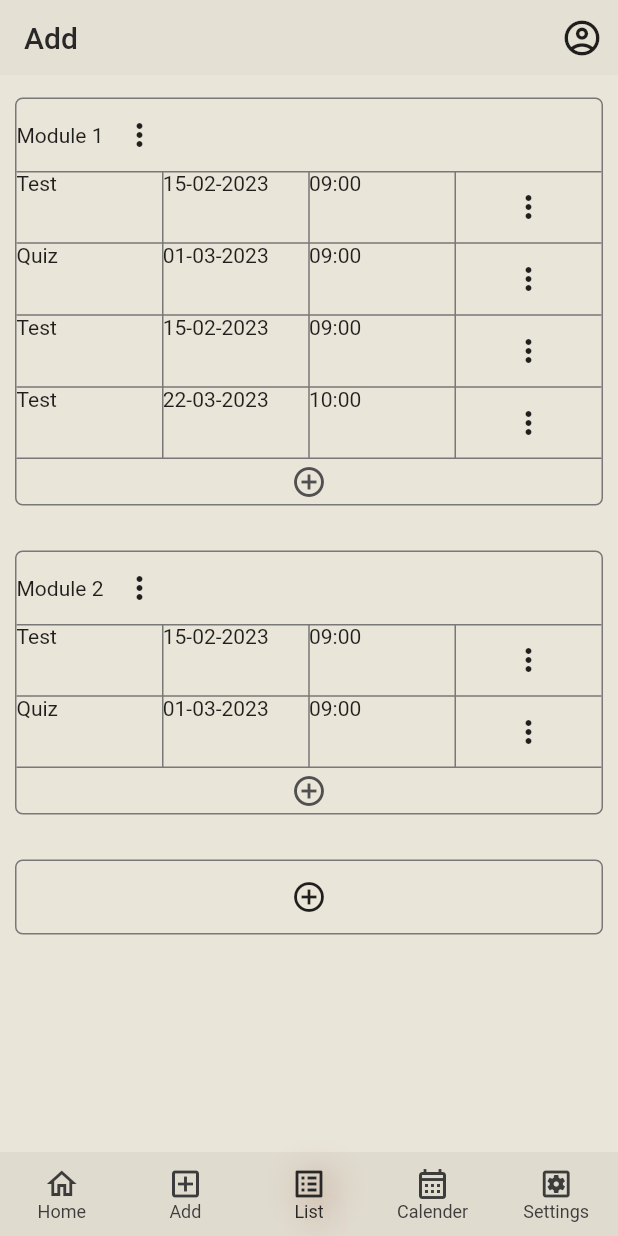
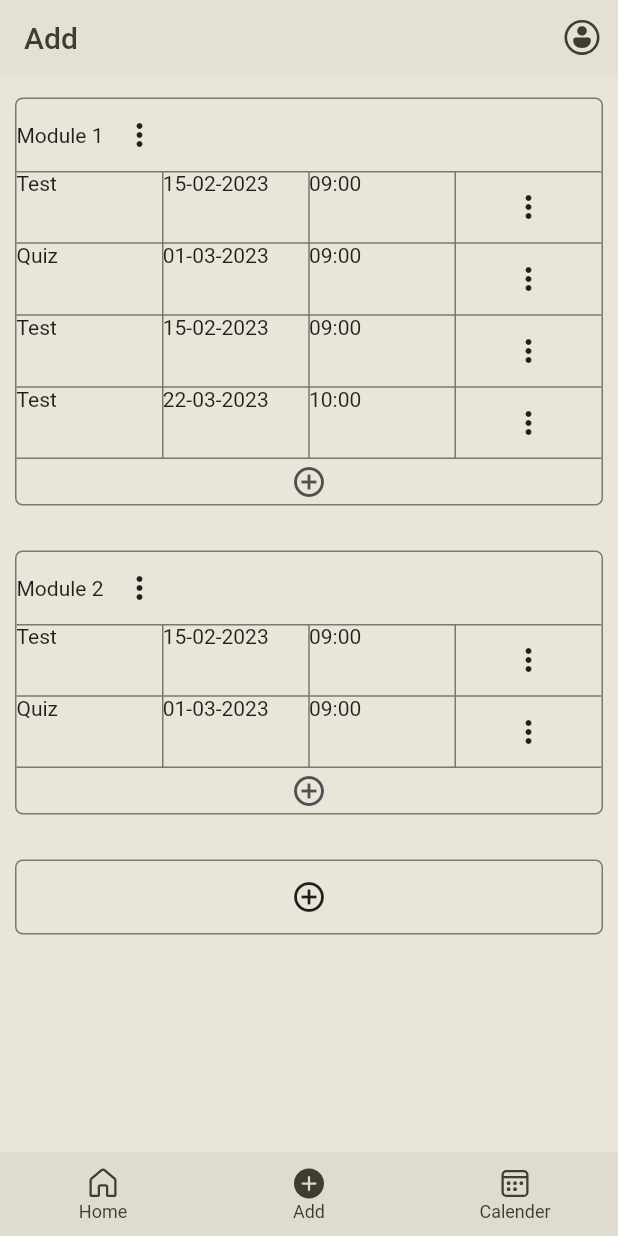
Before and after one commit to talukanyani/student-calendar-app, a Flutter app: the screen it shows after launch, after a tap on the "more vert" icon, on a phone screen of 412 x 824 dp. Run offline on Flutter 3.47's test engine with Material 2 defaults, Android fonts, the phone set to English and light mode, and no system bars; our stand-ins replace fluentui_system_icons.

Commit message:
new icons, theme organized

```diff
--- a/lib/screens/add/add.dart
+++ b/lib/screens/add/add.dart
@@ -3,7 +3,7 @@ import 'package:flutter/material.dart';
 import 'package:sc_app/widgets/primary_top_bar.dart';
 import 'package:sc_app/widgets/bottom_bar.dart';
 
-import '../../../../../themes/color_scheme.dart';
+import '../../../../../../../themes/colors.dart';
 
 class AddScreen extends StatelessWidget {
   const AddScreen({super.key});
@@ -13,7 +13,7 @@ class AddScreen extends StatelessWidget {
     return const Scaffold(
       appBar: PrimaryTopBar(title: 'Add'),
       body: Body(),
-      bottomNavigationBar: BottomBar(screenIndex: 2),
+      bottomNavigationBar: BottomBar(screenIndex: 1),
     );
   }
 }
@@ -30,7 +30,7 @@ class Body extends StatelessWidget {
           margin: const EdgeInsets.symmetric(vertical: 15),
           decoration: BoxDecoration(
             border: Border.all(
-              color: grey120,
+              color: CustomColors.borderColor2,
               width: 1,
             ),
             borderRadius: const BorderRadius.all(
@@ -40,60 +40,60 @@ class Body extends StatelessWidget {
           child: Column(
             children: <Widget>[
               Row(
-                children: const <Widget>[
-                  Text('Module 1'),
+                children: <Widget>[
+                  const Text('Module 1'),
                   IconButton(
-                    onPressed: nothing,
-                    icon: Icon(Icons.more_vert),
+                    onPressed: () {},
+                    icon: const Icon(Icons.more_vert),
                   ),
                 ],
               ),
               Table(
-                border: const TableBorder(
+                border: TableBorder(
                   horizontalInside: BorderSide(
-                    color: grey120,
+                    color: CustomColors.borderColor2,
                     width: 1,
                   ),
                   verticalInside: BorderSide(
-                    color: grey120,
+                    color: CustomColors.borderColor2,
                     width: 1,
                   ),
                   top: BorderSide(
-                    color: grey120,
+                    color: CustomColors.borderColor2,
                     width: 1,
                   ),
                   bottom: BorderSide(
-                    color: grey120,
+                    color: CustomColors.borderColor2,
                     width: 1,
                   ),
                 ),
                 columnWidths: const <int, TableColumnWidth>{},
-                children: const <TableRow>[
+                children: <TableRow>[
                   TableRow(children: [
-                    Text('Test'),
-                    Text('15-02-2023'),
-                    Text('09:00'),
+                    const Text('Test'),
+                    const Text('15-02-2023'),
+                    const Text('09:00'),
                     IconButton(
-                      onPressed: nothing,
+                      onPressed: () {},
                       icon: Icon(Icons.more_vert),
                     ),
                   ]),
                   TableRow(children: [
-                    Text('Quiz'),
-                    Text('01-03-2023'),
-                    Text('09:00'),
+                    const Text('Quiz'),
+                    const Text('01-03-2023'),
+                    const Text('09:00'),
                     IconButton(
-                      onPressed: nothing,
-                      icon: Icon(Icons.more_vert),
+                      onPressed: () {},
+                      icon: const Icon(Icons.more_vert),
                     ),
                   ]),
                   TableRow(children: [
-                    Text('Test'),
-                    Text('15-02-2023'),
-                    Text('09:00'),
+                    const Text('Test'),
+                    const Text('15-02-2023'),
+                    const Text('09:00'),
                     IconButton(
-                      onPressed: nothing,
-                      icon: Icon(Icons.more_vert),
+                      onPressed: () {},
+                      icon: const Icon(Icons.more_vert),
                     ),
                   ]),
                   TableRow(children: [
@@ -101,18 +101,18 @@ class Body extends StatelessWidget {
                     Text('22-03-2023'),
                     Text('10:00'),
                     IconButton(
-                      onPressed: nothing,
+                      onPressed: () {},
                       icon: Icon(Icons.more_vert),
                     ),
                   ]),
                 ],
               ),
-              const SizedBox(
+              SizedBox(
                 height: 30,
                 child: IconButton(
-                  onPressed: nothing,
-                  icon: Icon(Icons.add_circle_outline),
-                  padding: EdgeInsets.all(0),
+                  onPressed: () {},
+                  icon: const Icon(Icons.add_circle_outline),
+                  padding: const EdgeInsets.all(0),
                   color: grey80,
                 ),
               ),
@@ -123,7 +123,7 @@ class Body extends StatelessWidget {
           margin: const EdgeInsets.symmetric(vertical: 15),
           decoration: BoxDecoration(
             border: Border.all(
-              color: grey120,
+              color: CustomColors.borderColor2,
               width: 1,
             ),
             borderRadius: const BorderRadius.all(
@@ -134,61 +134,61 @@ class Body extends StatelessWidget {
             crossAxisAlignment: CrossAxisAlignment.start,
             children: <Widget>[
               Row(
-                children: const <Widget>[
-                  Text('Module 2'),
+                children: <Widget>[
+                  const Text('Module 2'),
                   IconButton(
-                    onPressed: nothing,
-                    icon: Icon(Icons.more_vert),
+                    onPressed: () {},
+                    icon: const Icon(Icons.more_vert),
                   ),
                 ],
               ),
               Table(
-                border: const TableBorder(
+                border: TableBorder(
                   horizontalInside: BorderSide(
-                    color: grey120,
+                    color: CustomColors.borderColor2,
                     width: 1,
                   ),
                   verticalInside: BorderSide(
-                    color: grey120,
+                    color: CustomColors.borderColor2,
                     width: 1,
                   ),
                   top: BorderSide(
-                    color: grey120,
+                    color: CustomColors.borderColor2,
                     width: 1,
                   ),
                   bottom: BorderSide(
-                    color: grey120,
+                    color: CustomColors.borderColor2,
                     width: 1,
                   ),
                 ),
-                children: const <TableRow>[
+                children: <TableRow>[
                   TableRow(children: [
-                    Text('Test'),
-                    Text('15-02-2023'),
-                    Text('09:00'),
+                    const Text('Test'),
+                    const Text('15-02-2023'),
+                    const Text('09:00'),
                     IconButton(
-                      onPressed: nothing,
+                      onPressed: () {},
                       icon: Icon(Icons.more_vert),
                     ),
                   ]),
                   TableRow(children: [
-                    Text('Quiz'),
-                    Text('01-03-2023'),
-                    Text('09:00'),
+                    const Text('Quiz'),
+                    const Text('01-03-2023'),
+                    const Text('09:00'),
                     IconButton(
-                      onPressed: nothing,
-                      icon: Icon(Icons.more_vert),
+                      onPressed: () {},
+                      icon: const Icon(Icons.more_vert),
                     ),
                   ]),
                 ],
               ),
-              const SizedBox(
+              SizedBox(
                 height: 30,
                 child: Center(
                   child: IconButton(
-                    onPressed: nothing,
-                    icon: Icon(Icons.add_circle_outline),
-                    padding: EdgeInsets.all(0),
+                    onPressed: () {},
+                    icon: const Icon(Icons.add_circle_outline),
+                    padding: const EdgeInsets.all(0),
                     color: grey80,
                   ),
                 ),
@@ -200,21 +200,19 @@ class Body extends StatelessWidget {
           margin: const EdgeInsets.symmetric(vertical: 15),
           decoration: BoxDecoration(
             border: Border.all(
-              color: grey120,
+              color: CustomColors.borderColor2,
               width: 1,
             ),
             borderRadius: const BorderRadius.all(
               Radius.circular(5),
             ),
           ),
-          child: const IconButton(
-            onPressed: nothing,
-            icon: Icon(Icons.add_circle_outline),
+          child: IconButton(
+            onPressed: () {},
+            icon: const Icon(Icons.add_circle_outline),
           ),
         ),
       ],
     );
   }
 }
-
-void nothing() {}
--- a/lib/themes/color_scheme.dart
+++ b/lib/themes/colors.dart
@@ -24,9 +24,18 @@ const warningYellowLight = Color(0xFFF6F6C1);
 const brown = Color(0xFFA5785E);
 const brownDark = Color(0xFF866255);
 const brownLight = Color(0xFFDBCBBB);
+
 const brownWhite1 = Color(0xFFEAE5D9);
 const brownWhite2 = Color(0xFFE5E0D4);
 const brownWhite3 = Color(0xFFE0DBCF);
+
+const brownGrey1 = Color(0xFF555044);
+const brownGrey2 = Color(0xFF7D786C);
+const brownGrey3 = Color(0xFFA5A094);
+
+const brownBlack1 = Color(0xFF191408);
+const brownBlack2 = Color(0xFF2D281C);
+const brownBlack3 = Color(0xFF413C30);
 
 const orange = Color(0xFFDEAF5F);
 const orangeDark = Color(0xFFCA7923);
@@ -38,36 +47,16 @@ const greenDark = Color(0xFF264F0A);
 const greenLight = Color(0xFFBCCF9A);
 const greenWhite = Color(0xFFEFF4E6);
 
-ColorScheme lightColorScheme() {
-  return const ColorScheme(
-    brightness: Brightness.light,
-    primary: brown,
-    onPrimary: brownWhite1,
-    primaryContainer: brownLight,
-    onPrimaryContainer: brownDark,
-    secondary: orange,
-    onSecondary: orangeWhite,
-    secondaryContainer: orangeLight,
-    onSecondaryContainer: orangeDark,
-    tertiary: green,
-    onTertiary: greenWhite,
-    tertiaryContainer: greenLight,
-    onTertiaryContainer: greenDark,
-    background: brownWhite1,
-    onBackground: black20,
-    surface: brownWhite2,
-    onSurface: black20,
-    surfaceVariant: brownLight,
-    onSurfaceVariant: brownDark,
-    error: errorRed,
-    onError: white245,
-    errorContainer: errorRedLight,
-    onErrorContainer: black20,
-    outline: brown,
-    inverseSurface: orangeLight,
-    onInverseSurface: orangeDark,
-    inversePrimary: orange,
-    shadow: brownLight,
-    surfaceTint: brownLight,
-  );
+class CustomColors {
+  static Color bgColor1 = brownWhite1;
+  static Color bgColor2 = brownWhite2;
+  static Color bgColor3 = brownWhite3;
+
+  static Color fgColor1 = brownBlack1;
+  static Color fgColor2 = brownBlack2;
+  static Color fgColor3 = brownBlack3;
+
+  static Color borderColor1 = brownGrey1;
+  static Color borderColor2 = brownGrey2;
+  static Color borderColor3 = brownGrey3;
 }
--- a/lib/themes/system_theme/system_theme.dart
+++ b/lib/themes/system_theme/system_theme.dart
@@ -1,10 +1,10 @@
 import 'package:flutter/services.dart';
-import 'package:sc_app/themes/color_scheme.dart';
+import 'package:sc_app/themes/colors.dart';
 
 SystemUiOverlayStyle androidSystemOverlay() {
   return SystemUiOverlayStyle.light.copyWith(
-    systemNavigationBarColor: brownWhite3,
-    systemNavigationBarDividerColor: brownWhite3,
+    systemNavigationBarColor: CustomColors.bgColor3,
+    systemNavigationBarDividerColor: CustomColors.bgColor3,
     systemNavigationBarIconBrightness: Brightness.dark,
   );
 }
--- a/lib/themes/theme.dart
+++ b/lib/themes/theme.dart
@@ -1,6 +1,6 @@
 import 'package:flutter/material.dart';
 
-import 'package:sc_app/themes/color_scheme.dart';
+import 'package:sc_app/themes/colors.dart';
 
 import 'package:sc_app/themes/widgets_theme/top_bar_theme.dart';
 import 'package:sc_app/themes/widgets_theme/bottom_bar_theme.dart';
@@ -8,17 +8,44 @@ import 'package:sc_app/themes/widgets_theme/bottom_bar_theme.dart';
 ThemeData lightTheme() {
   return ThemeData(
     brightness: Brightness.light,
-    colorScheme: lightColorScheme(),
+    colorScheme: const ColorScheme(
+      brightness: Brightness.light,
+      primary: brown,
+      onPrimary: brownWhite1,
+      primaryContainer: brownLight,
+      onPrimaryContainer: brownDark,
+      secondary: orange,
+      onSecondary: orangeWhite,
+      secondaryContainer: orangeLight,
+      onSecondaryContainer: orangeDark,
+      tertiary: green,
+      onTertiary: greenWhite,
+      tertiaryContainer: greenLight,
+      onTertiaryContainer: greenDark,
+      background: brownWhite1,
+      onBackground: black20,
+      surface: brownWhite2,
+      onSurface: black20,
+      surfaceVariant: brownLight,
+      onSurfaceVariant: brownDark,
+      error: errorRed,
+      onError: white245,
+      errorContainer: errorRedLight,
+      onErrorContainer: black20,
+      outline: brown,
+      inverseSurface: orangeLight,
+      onInverseSurface: orangeDark,
+      inversePrimary: orange,
+      shadow: brownLight,
+      surfaceTint: brownLight,
+    ),
     primaryColor: brown,
     primaryColorLight: brownLight,
     primaryColorDark: brownDark,
     backgroundColor: brownWhite1,
     scaffoldBackgroundColor: brownWhite1,
-    hoverColor: brownLight,
-    highlightColor: brown,
     indicatorColor: brownDark,
     shadowColor: brownLight,
-    splashColor: brown,
     toggleableActiveColor: green,
     disabledColor: grey120,
     hintColor: black60,
--- a/lib/themes/widgets_theme/bottom_bar_theme.dart
+++ b/lib/themes/widgets_theme/bottom_bar_theme.dart
@@ -1,31 +1,13 @@
 import 'package:flutter/material.dart';
 
-import 'package:sc_app/themes/color_scheme.dart';
+import 'package:sc_app/themes/colors.dart';
 
 BottomNavigationBarThemeData bottomBarTheme() {
-  return const BottomNavigationBarThemeData(
-    backgroundColor: brownWhite3,
+  return BottomNavigationBarThemeData(
+    backgroundColor: CustomColors.bgColor3,
     elevation: 0,
-    selectedItemColor: black40,
-    unselectedItemColor: black60,
-    selectedLabelStyle: TextStyle(
-      fontSize: 12,
-      shadows: <Shadow>[
-        Shadow(
-          blurRadius: 30,
-          color: brown,
-          offset: Offset(5, 3),
-        ),
-      ],
-    ),
-    selectedIconTheme: IconThemeData(
-      shadows: <Shadow>[
-        Shadow(
-          blurRadius: 30,
-          color: brown,
-          offset: Offset(5, 3),
-        ),
-      ],
-    ),
+    selectedItemColor: CustomColors.fgColor3,
+    unselectedItemColor: CustomColors.fgColor3,
+    selectedLabelStyle: const TextStyle(fontSize: 12),
   );
 }
--- a/lib/themes/widgets_theme/top_bar_theme.dart
+++ b/lib/themes/widgets_theme/top_bar_theme.dart
@@ -1,16 +1,19 @@
 import 'package:flutter/material.dart';
 import 'package:flutter/services.dart';
 
-import 'package:sc_app/themes/color_scheme.dart';
+import 'package:sc_app/themes/colors.dart';
 
 AppBarTheme topBarTheme() {
-  return const AppBarTheme(
-    backgroundColor: brownWhite2,
-    foregroundColor: black40,
-    iconTheme: IconThemeData(size: 28),
+  return AppBarTheme(
+    backgroundColor: CustomColors.bgColor2,
+    foregroundColor: CustomColors.fgColor3,
+    iconTheme: IconThemeData(
+      size: 28,
+      color: CustomColors.fgColor3,
+    ),
     elevation: 0,
     systemOverlayStyle: SystemUiOverlayStyle(
-      statusBarColor: brownWhite2,
+      statusBarColor: CustomColors.bgColor2,
       statusBarIconBrightness: Brightness.dark,
     ),
   );
--- a/lib/widgets/bottom_bar.dart
+++ b/lib/widgets/bottom_bar.dart
@@ -1,4 +1,5 @@
 import 'package:flutter/material.dart';
+import 'package:fluentui_system_icons/fluentui_system_icons.dart';
 
 class BottomBar extends StatelessWidget {
   const BottomBar({required this.screenIndex, super.key});
@@ -8,31 +9,26 @@ class BottomBar extends StatelessWidget {
   @override
   Widget build(BuildContext context) {
     return BottomNavigationBar(
+      type: BottomNavigationBarType.fixed,
+      showUnselectedLabels: true,
+      currentIndex: screenIndex,
       items: const <BottomNavigationBarItem>[
         BottomNavigationBarItem(
-          icon: Icon(Icons.home_outlined),
+          icon: Icon(FluentIcons.home_24_regular),
+          activeIcon: Icon(FluentIcons.home_24_filled),
           label: 'Home',
         ),
         BottomNavigationBarItem(
-          icon: Icon(Icons.add_box_outlined),
+          icon: Icon(FluentIcons.add_circle_24_regular),
+          activeIcon: Icon(FluentIcons.add_circle_24_filled),
           label: 'Add',
         ),
         BottomNavigationBarItem(
-          icon: Icon(Icons.list_alt_outlined),
-          label: 'List',
-        ),
-        BottomNavigationBarItem(
-          icon: Icon(Icons.calendar_month_outlined),
+          icon: Icon(FluentIcons.calendar_ltr_24_regular),
+          activeIcon: Icon(FluentIcons.calendar_ltr_24_filled),
           label: 'Calender',
         ),
-        BottomNavigationBarItem(
-          icon: Icon(Icons.settings_applications_outlined),
-          label: 'Settings',
-        ),
       ],
-      type: BottomNavigationBarType.fixed,
-      showUnselectedLabels: true,
-      currentIndex: screenIndex,
     );
   }
 }
--- a/lib/widgets/primary_top_bar.dart
+++ b/lib/widgets/primary_top_bar.dart
@@ -1,4 +1,5 @@
 import 'package:flutter/material.dart';
+import 'package:fluentui_system_icons/fluentui_system_icons.dart';
 
 class PrimaryTopBar extends StatelessWidget implements PreferredSizeWidget {
   const PrimaryTopBar({required this.title, super.key});
@@ -12,15 +13,13 @@ class PrimaryTopBar extends StatelessWidget implements PreferredSizeWidget {
   Widget build(BuildContext context) {
     return AppBar(
       title: Text(title),
-      actions: const <Widget>[
+      actions: <Widget>[
         IconButton(
-          onPressed: nothing,
-          icon: Icon(Icons.account_circle_outlined),
+          onPressed: () {},
+          icon: const Icon(FluentIcons.person_circle_24_regular),
           tooltip: 'Profile',
         ),
       ],
     );
   }
 }
-
-void nothing() {}
--- a/pubspec.yaml
+++ b/pubspec.yaml
@@ -36,6 +36,8 @@ dependencies:
   # The following adds the Cupertino Icons font to your application.
   # Use with the CupertinoIcons class for iOS style icons.
   cupertino_icons: ^1.0.2
+  fluentui_system_icons: ^1.1.189
+  iconsax: ^0.0.8
 
 dev_dependencies:
   flutter_test:
```
Also changed, not shown: pubspec.lock.
